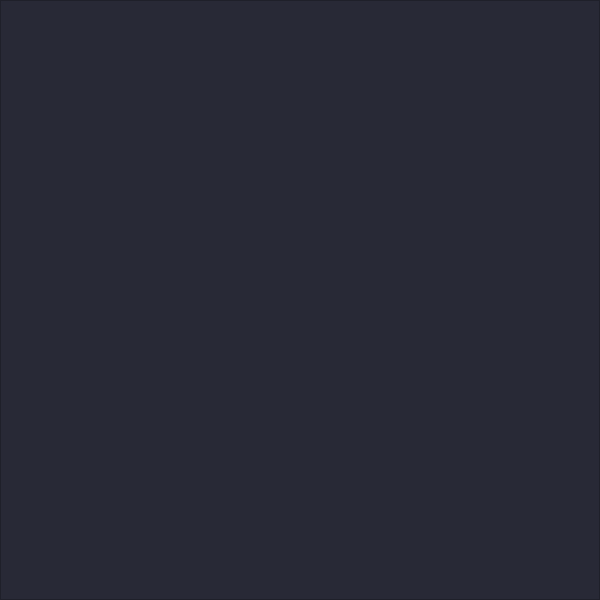
The window that mainwindow.ui (paolovalerdi/PathFinding) describes before a commit, drawn with Qt 5.
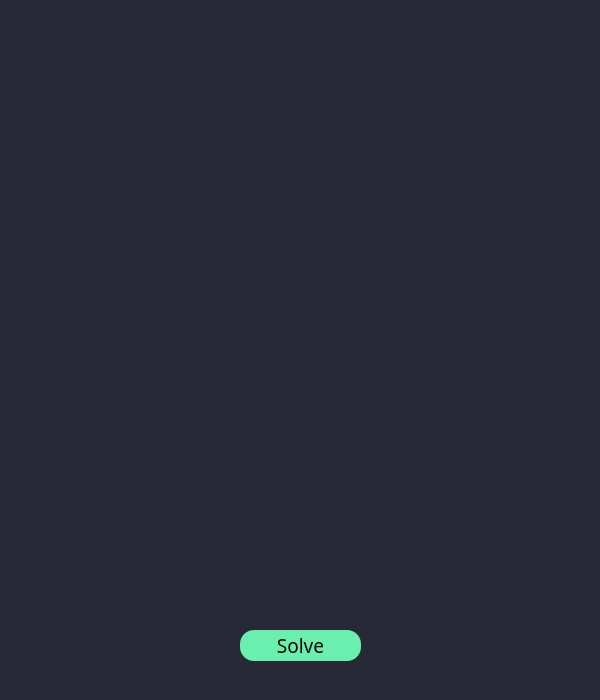
The same window after the commit.

The edit to the form file:
```diff
--- a/mainwindow.ui
+++ b/mainwindow.ui
@@ -7,15 +7,14 @@
     <x>0</x>
     <y>0</y>
     <width>600</width>
-    <height>600</height>
+    <height>700</height>
    </rect>
   </property>
   <property name="windowTitle">
    <string>MainWindow</string>
   </property>
   <property name="styleSheet">
-   <string notr="true">background-color: rgb(0, 0, 0);
-background-color: rgb(18, 18, 18);</string>
+   <string notr="true">background-color: rgba(40, 41, 54,255);</string>
   </property>
   <widget class="QWidget" name="centralwidget">
    <widget class="QGraphicsView" name="graphicsView">
@@ -28,7 +27,33 @@
      </rect>
     </property>
     <property name="styleSheet">
-     <string notr="true">background-color: rgb(40, 41, 54);</string>
+     <string notr="true">background-color: rgba(40, 41, 54,255);
+color: rgba(255, 255, 255, 0);
+border-color: rgba(255, 255, 255, 0);
+border: 0px;</string>
+    </property>
+   </widget>
+   <widget class="QPushButton" name="pushButton">
+    <property name="geometry">
+     <rect>
+      <x>240</x>
+      <y>630</y>
+      <width>121</width>
+      <height>31</height>
+     </rect>
+    </property>
+    <property name="font">
+     <font>
+      <family>Google Sans Medium</family>
+      <pointsize>14</pointsize>
+     </font>
+    </property>
+    <property name="styleSheet">
+     <string notr="true">background-color: rgb(105, 240, 174);
+border-radius: 14px;</string>
+    </property>
+    <property name="text">
+     <string>Solve</string>
     </property>
    </widget>
   </widget>
```
Left out of the diff: 5 changed lines with no effect on the pictures.
